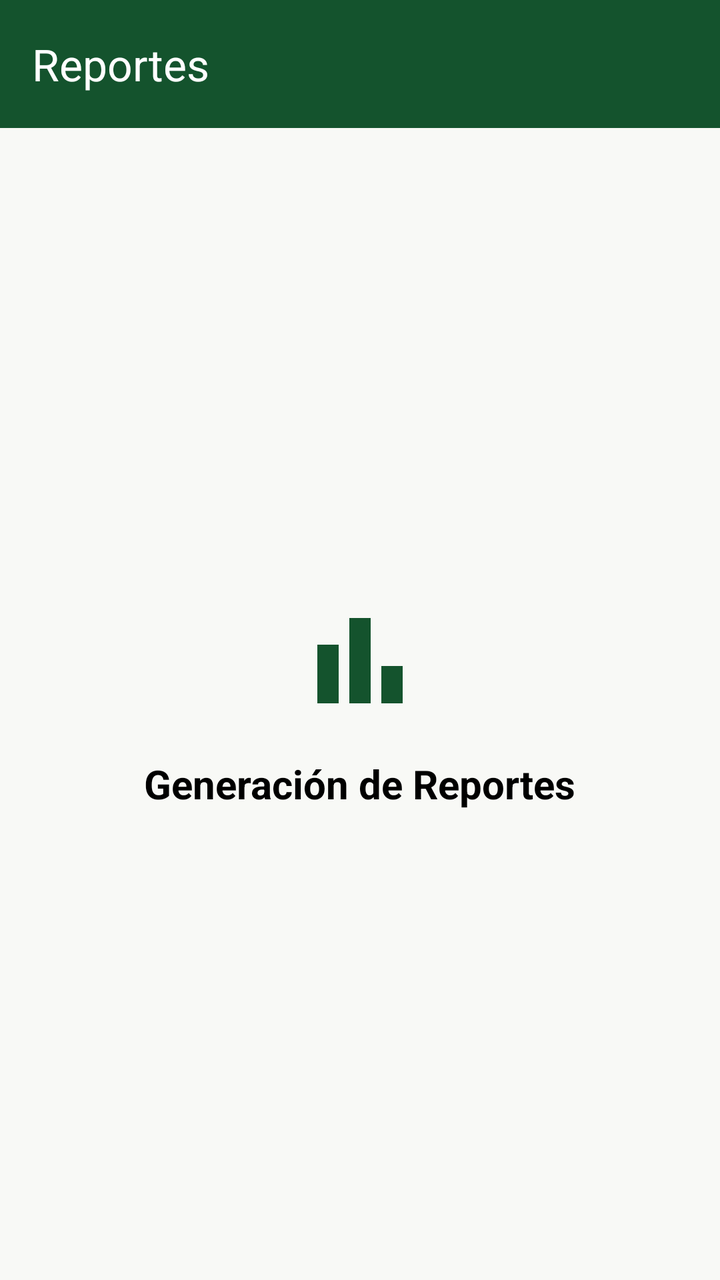
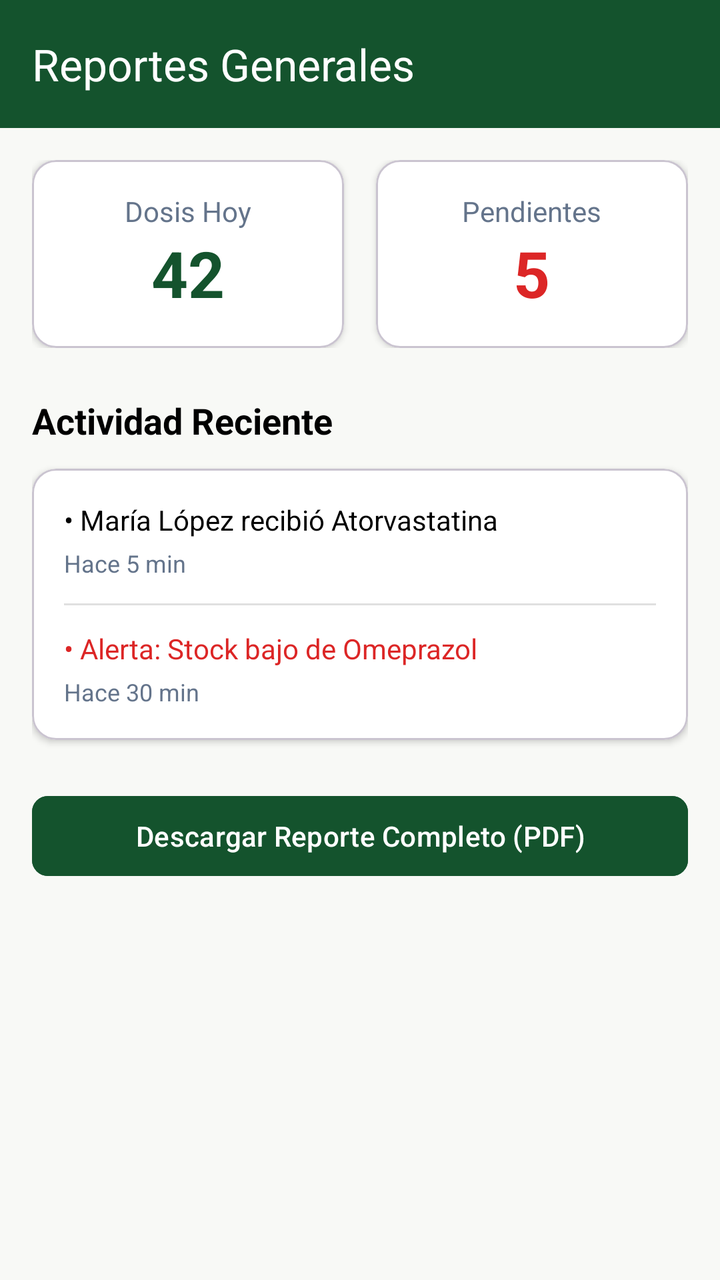

Before-and-after screenshots of an Android layout around one commit, followed by the original layout XML and the change that was made.
<!-- AndroidManifest.xml: application theme Theme.ControlDeMedicamentos -->
<!-- res/layout/activity_reportes.xml -->
<?xml version="1.0" encoding="utf-8"?>
<LinearLayout xmlns:android="http://schemas.android.com/apk/res/android"
    xmlns:app="http://schemas.android.com/apk/res-auto"
    android:layout_width="match_parent"
    android:layout_height="match_parent"
    android:orientation="vertical"
    android:background="@color/bg_screen">

    <androidx.appcompat.widget.Toolbar
        android:id="@+id/toolbar"
        android:layout_width="match_parent"
        android:layout_height="?attr/actionBarSize"
        android:background="@color/primary_green"
        app:title="Reportes"
        app:titleTextColor="@color/white" />

    <LinearLayout
        android:layout_width="match_parent"
        android:layout_height="match_parent"
        android:gravity="center"
        android:orientation="vertical">

        <ImageView
            android:layout_width="64dp"
            android:layout_height="64dp"
            android:src="@drawable/ic_reportes"
            app:tint="@color/primary_green"
            android:layout_marginBottom="16dp"/>

        <TextView
            android:layout_width="wrap_content"
            android:layout_height="wrap_content"
            android:text="Generación de Reportes"
            android:textSize="20sp"
            android:textStyle="bold"
            android:textColor="@color/black"/>
    </LinearLayout>
</LinearLayout>
<!-- resources referenced by this layout -->
<resources>
  <color name="bg_screen">#F8F9F6</color>
  <color name="black">#FF000000</color>
  <color name="primary_green">#14532D</color>
  <color name="white">#FFFFFFFF</color>
  <!-- drawable ic_reportes (drawable) -->
  <vector xmlns:android="http://schemas.android.com/apk/res/android" android:height="24dp" android:tint="#000000" android:viewportHeight="960" android:viewportWidth="960" android:width="24dp">
        
      <path android:fillColor="@android:color/white" android:pathData="M640,800L640,520L800,520L800,800L640,800ZM400,800L400,160L560,160L560,800L400,800ZM160,800L160,360L320,360L320,800L160,800Z"/>
      
  </vector>
  <style name="Theme.ControlDeMedicamentos" parent="Base.Theme.ControlDeMedicamentos" />
  <style name="Base.Theme.ControlDeMedicamentos" parent="Theme.Material3.DayNight.NoActionBar">
          
          
      </style>
</resources>

<!-- the commit's change to res/layout/activity_reportes.xml (unified diff, before → after) -->
@@ -11,28 +11,161 @@
         android:layout_width="match_parent"
         android:layout_height="?attr/actionBarSize"
         android:background="@color/primary_green"
-        app:title="Reportes"
+        app:title="Reportes Generales"
         app:titleTextColor="@color/white" />
 
-    <LinearLayout
+    <androidx.core.widget.NestedScrollView
         android:layout_width="match_parent"
         android:layout_height="match_parent"
-        android:gravity="center"
-        android:orientation="vertical">
+        android:fillViewport="true">
 
-        <ImageView
-            android:layout_width="64dp"
-            android:layout_height="64dp"
-            android:src="@drawable/ic_reportes"
-            app:tint="@color/primary_green"
-            android:layout_marginBottom="16dp"/>
+        <LinearLayout
+            android:layout_width="match_parent"
+            android:layout_height="wrap_content"
+            android:orientation="vertical"
+            android:padding="16dp">
 
-        <TextView
-            android:layout_width="wrap_content"
-            android:layout_height="wrap_content"
-            android:text="Generación de Reportes"
-            android:textSize="20sp"
-            android:textStyle="bold"
-            android:textColor="@color/black"/>
-    </LinearLayout>
+            
+            <LinearLayout
+                android:layout_width="match_parent"
+                android:layout_height="wrap_content"
+                android:orientation="horizontal"
+                android:layout_marginBottom="24dp">
+
+                <com.google.android.material.card.MaterialCardView
+                    android:layout_width="0dp"
+                    android:layout_height="wrap_content"
+                    android:layout_weight="1"
+                    android:layout_marginEnd="8dp"
+                    app:cardCornerRadius="12dp"
+                    app:cardElevation="2dp"
+                    app:cardBackgroundColor="@color/white">
+
+                    <LinearLayout
+                        android:layout_width="match_parent"
+                        android:layout_height="wrap_content"
+                        android:orientation="vertical"
+                        android:padding="16dp"
+                        android:gravity="center">
+
+                        <TextView
+                            android:layout_width="wrap_content"
+                            android:layout_height="wrap_content"
+                            android:text="Dosis Hoy"
+                            android:textColor="@color/text_grey"
+                            android:textSize="14sp"/>
+                        <TextView
+                            android:layout_width="wrap_content"
+                            android:layout_height="wrap_content"
+                            android:text="42"
+                            android:textColor="@color/primary_green"
+                            android:textSize="32sp"
+                            android:textStyle="bold"/>
+                    </LinearLayout>
+                </com.google.android.material.card.MaterialCardView>
+
+                <com.google.android.material.card.MaterialCardView
+                    android:layout_width="0dp"
+                    android:layout_height="wrap_content"
+                    android:layout_weight="1"
+                    android:layout_marginStart="8dp"
+                    app:cardCornerRadius="12dp"
+                    app:cardElevation="2dp"
+                    app:cardBackgroundColor="@color/white">
+
+                    <LinearLayout
+                        android:layout_width="match_parent"
+                        android:layout_height="wrap_content"
+                        android:orientation="vertical"
+                        android:padding="16dp"
+                        android:gravity="center">
+
+                        <TextView
+                            android:layout_width="wrap_content"
+                            android:layout_height="wrap_content"
+                            android:text="Pendientes"
+                            android:textColor="@color/text_grey"
+                            android:textSize="14sp"/>
+                        <TextView
+                            android:layout_width="wrap_content"
+                            android:layout_height="wrap_content"
+                            android:text="5"
+                            android:textColor="@color/red_alert_text"
+                            android:textSize="32sp"
+                            android:textStyle="bold"/>
+                    </LinearLayout>
+                </com.google.android.material.card.MaterialCardView>
+            </LinearLayout>
+
+            <TextView
+                android:layout_width="wrap_content"
+                android:layout_height="wrap_content"
+                android:text="Actividad Reciente"
+                android:textSize="18sp"
+                android:textStyle="bold"
+                android:textColor="@color/black"
+                android:layout_marginBottom="12dp"/>
+
+            
+            <com.google.android.material.card.MaterialCardView
+                android:layout_width="match_parent"
+                android:layout_height="wrap_content"
+                app:cardCornerRadius="12dp"
+                app:cardElevation="2dp"
+                app:cardBackgroundColor="@color/white">
+
+                <LinearLayout
+                    android:layout_width="match_parent"
+                    android:layout_height="wrap_content"
+                    android:orientation="vertical"
+                    android:padding="16dp">
+
+                    <TextView
+                        android:layout_width="match_parent"
+                        android:layout_height="wrap_content"
+                        android:text="• María López recibió Atorvastatina"
+                        android:textColor="@color/black"
+                        android:textSize="14sp"
+                        android:layout_marginBottom="4dp"/>
+                    <TextView
+                        android:layout_width="match_parent"
+                        android:layout_height="wrap_content"
+                        android:text="Hace 5 min"
+                        android:textColor="@color/text_grey"
+                        android:textSize="12sp"
+                        android:layout_marginBottom="12dp"/>
+
+                    <View
+                        android:layout_width="match_parent"
+                        android:layout_height="1dp"
+                        android:background="#E0E0E0"
+                        android:layout_marginBottom="12dp"/>
+
+                    <TextView
+                        android:layout_width="match_parent"
+                        android:layout_height="wrap_content"
+                        android:text="• Alerta: Stock bajo de Omeprazol"
+                        android:textColor="@color/red_alert_text"
+                        android:textSize="14sp"
+                        android:layout_marginBottom="4dp"/>
+                    <TextView
+                        android:layout_width="match_parent"
+                        android:layout_height="wrap_content"
+                        android:text="Hace 30 min"
+                        android:textColor="@color/text_grey"
+                        android:textSize="12sp"/>
+
+                </LinearLayout>
+            </com.google.android.material.card.MaterialCardView>
+
+            <com.google.android.material.button.MaterialButton
+                android:layout_width="match_parent"
+                android:layout_height="wrap_content"
+                android:layout_marginTop="24dp"
+                android:text="Descargar Reporte Completo (PDF)"
+                app:cornerRadius="8dp"
+                android:backgroundTint="@color/primary_green"/>
+
+        </LinearLayout>
+    </androidx.core.widget.NestedScrollView>
 </LinearLayout>
<!-- resource entries referenced after the edit -->
@@ -3,13 +3,9 @@
   <color name="bg_screen">#F8F9F6</color>
   <color name="black">#FF000000</color>
   <color name="primary_green">#14532D</color>
+  <color name="red_alert_text">#DC2626</color>
+  <color name="text_grey">#64748B</color>
   <color name="white">#FFFFFFFF</color>
-  <!-- drawable ic_reportes (drawable) -->
-  <vector xmlns:android="http://schemas.android.com/apk/res/android" android:height="24dp" android:tint="#000000" android:viewportHeight="960" android:viewportWidth="960" android:width="24dp">
-        
-      <path android:fillColor="@android:color/white" android:pathData="M640,800L640,520L800,520L800,800L640,800ZM400,800L400,160L560,160L560,800L400,800ZM160,800L160,360L320,360L320,800L160,800Z"/>
-      
-  </vector>
   <style name="Theme.ControlDeMedicamentos" parent="Base.Theme.ControlDeMedicamentos" />
   <style name="Base.Theme.ControlDeMedicamentos" parent="Theme.Material3.DayNight.NoActionBar">
           
